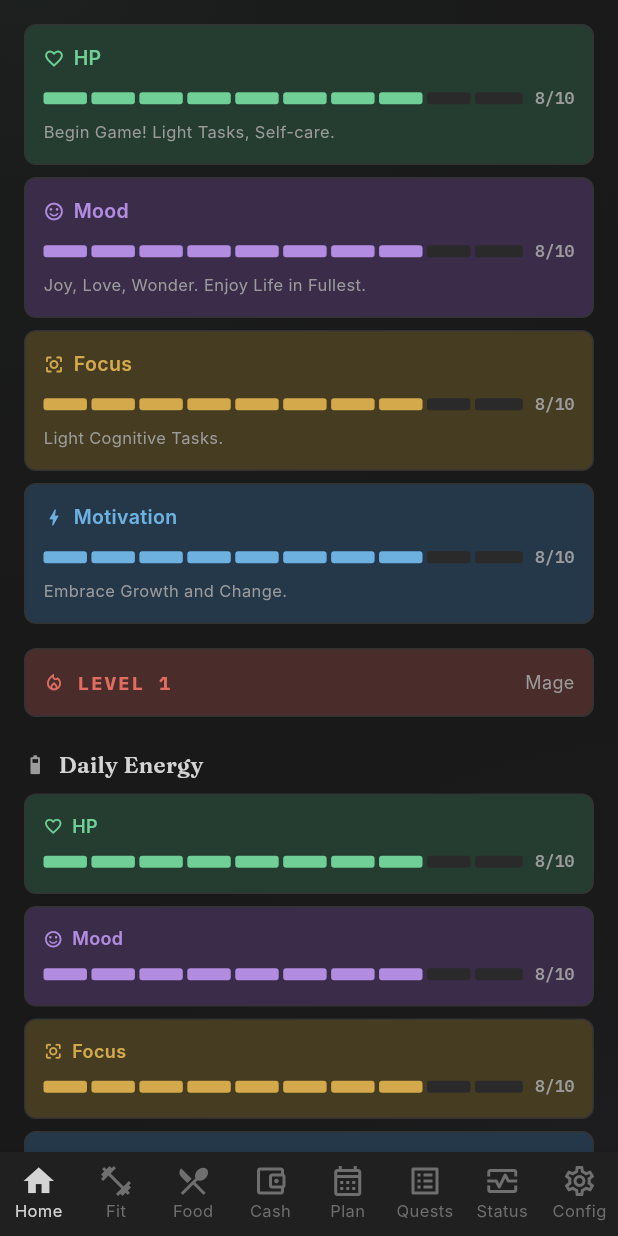
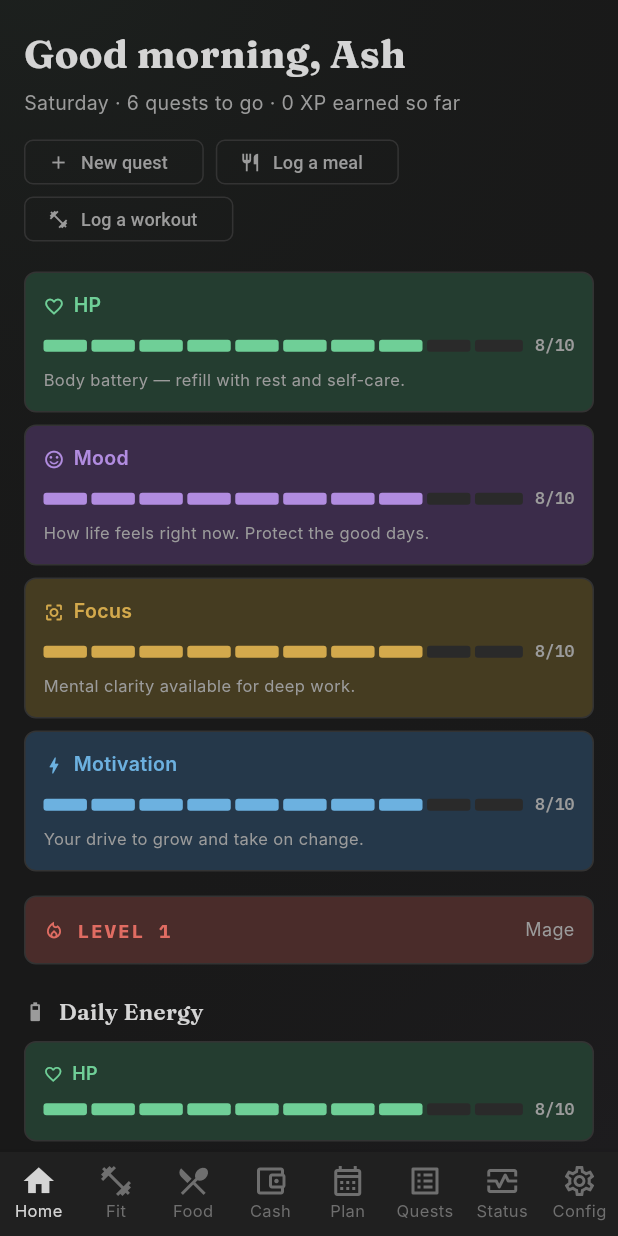
Before and after one commit to francis-p-n/taskAchiever, a Flutter app: the screen it shows after launch, on a phone screen of 412 x 824 dp. Run offline on Flutter 3.47's test engine with Material 3 defaults, Android fonts, the phone set to English and light mode, and no system bars; our stand-ins replace connectivity_plus, dio, fl_chart, flutter_riverpod, go_router, google_fonts and 4 more; missing offline and left inert: health; accounts and stored records are empty; generated files the repository leaves out were written again; network calls fail.

Commit message:
Approachable dashboard: time-of-day greeting with plain-language day status, quick-action buttons, real Recently Completed feed replacing mock task logs, fake tab strip removed, friendlier energy captions

```diff
--- a/apps/flutter/lib/features/dashboard/presentation/dashboard_screen.dart
+++ b/apps/flutter/lib/features/dashboard/presentation/dashboard_screen.dart
@@ -25,6 +25,10 @@ class DashboardScreen extends ConsumerWidget {
   @override
   Widget build(BuildContext context, WidgetRef ref) {
     final player = ref.watch(playerProvider);
+    final openQuests = ref
+        .watch(questsProvider)
+        .where((q) => !q.completed && !q.isSideQuest)
+        .length;
     final isWide = MediaQuery.of(context).size.width > 1000;
 
     return Scaffold(
@@ -33,7 +37,11 @@ class DashboardScreen extends ConsumerWidget {
         child: Column(
           crossAxisAlignment: CrossAxisAlignment.start,
           children: [
-            Reveal(child: _EnergyRow(player: player)),
+            Reveal(
+                child:
+                    _GreetingHeader(player: player, openQuests: openQuests)),
+            const SizedBox(height: 20),
+            Reveal(order: 1, child: _EnergyRow(player: player)),
             const SizedBox(height: 16),
             if (isWide)
               Row(
@@ -41,27 +49,94 @@ class DashboardScreen extends ConsumerWidget {
                 children: [
                   SizedBox(
                       width: 260,
-                      child: Reveal(order: 1, child: _LeftColumn(player: player))),
+                      child: Reveal(order: 2, child: _LeftColumn(player: player))),
                   const SizedBox(width: 16),
                   Expanded(
                       child:
-                          Reveal(order: 2, child: _CenterColumn(player: player))),
+                          Reveal(order: 3, child: _CenterColumn(player: player))),
                   const SizedBox(width: 16),
                   SizedBox(
                       width: 300,
                       child:
-                          Reveal(order: 3, child: _RightColumn(player: player))),
+                          Reveal(order: 4, child: _RightColumn(player: player))),
                 ],
               )
             else ...[
-              Reveal(order: 1, child: _LeftColumn(player: player)),
+              Reveal(order: 2, child: _LeftColumn(player: player)),
               const SizedBox(height: 16),
-              Reveal(order: 2, child: _CenterColumn(player: player)),
+              Reveal(order: 3, child: _CenterColumn(player: player)),
               const SizedBox(height: 16),
-              Reveal(order: 3, child: _RightColumn(player: player)),
+              Reveal(order: 4, child: _RightColumn(player: player)),
             ],
           ],
         ),
+      ),
+    );
+  }
+}
+
+// ---------------------------------------------------------------------------
+// Greeting: who you are, where today stands, what to do next
+// ---------------------------------------------------------------------------
+
+class _GreetingHeader extends StatelessWidget {
+  final Player player;
+  final int openQuests;
+
+  const _GreetingHeader({required this.player, required this.openQuests});
+
+  String get _greeting {
+    final hour = DateTime.now().hour;
+    if (hour < 5) return 'Up late';
+    if (hour < 12) return 'Good morning';
+    if (hour < 17) return 'Good afternoon';
+    return 'Good evening';
+  }
+
+  String get _status {
+    final day = _weekdayName(DateTime.now().weekday);
+    if (openQuests == 0) {
+      return '$day · all quests clear — enjoy the day.';
+    }
+    final quests = openQuests == 1 ? '1 quest' : '$openQuests quests';
+    return '$day · $quests to go · ${player.xpToday} XP earned so far';
+  }
+
+  @override
+  Widget build(BuildContext context) {
+    return Column(
+      crossAxisAlignment: CrossAxisAlignment.start,
+      children: [
+        Text('$_greeting, ${player.name}',
+            style: NotionType.display(size: 26, weight: FontWeight.w700)),
+        const SizedBox(height: 4),
+        Text(_status,
+            style:
+                const TextStyle(fontSize: 13, color: NotionColors.textMuted)),
+        const SizedBox(height: 14),
+        Wrap(
+          spacing: 8,
+          runSpacing: 8,
+          children: [
+            _quickAction(context, Icons.add, 'New quest', '/quests'),
+            _quickAction(
+                context, Icons.restaurant_outlined, 'Log a meal', '/food'),
+            _quickAction(context, Icons.fitness_center_outlined,
+                'Log a workout', '/fitness'),
+          ],
+        ),
+      ],
+    );
+  }
+
+  Widget _quickAction(
+      BuildContext context, IconData icon, String label, String route) {
+    return SizedBox(
+      height: 30,
+      child: OutlinedButton.icon(
+        onPressed: () => context.go(route),
+        icon: Icon(icon, size: 14),
+        label: Text(label, style: const TextStyle(fontSize: 12)),
       ),
     );
   }
@@ -392,47 +467,6 @@ class _CenterColumn extends ConsumerWidget {
             child: const Text('View all',
                 style:
                     TextStyle(fontSize: 12, color: NotionColors.textMuted)),
-          ),
-        ),
-        // Plan / Today / Done tab strip, as on the template's quest board.
-        Padding(
-          padding: const EdgeInsets.only(bottom: 10),
-          child: Row(
-            children: [
-              for (final (label, active) in const [
-                ('Plan', false),
-                ('Today', true),
-                ('Done', false),
-              ])
-                Padding(
-                  padding: const EdgeInsets.only(right: 8),
-                  child: InkWell(
-                    borderRadius: BorderRadius.circular(4),
-                    onTap: () => context.go('/quests'),
-                    child: Container(
-                      padding: const EdgeInsets.symmetric(
-                          horizontal: 10, vertical: 4),
-                      decoration: BoxDecoration(
-                        color: active
-                            ? NotionColors.surfaceHover
-                            : Colors.transparent,
-                        borderRadius: BorderRadius.circular(4),
-                      ),
-                      child: Text(
-                        label,
-                        style: TextStyle(
-                          fontSize: 12,
-                          fontWeight:
-                              active ? FontWeight.w600 : FontWeight.w400,
-                          color: active
-                              ? NotionColors.textPrimary
-                              : NotionColors.textMuted,
-                        ),
-                      ),
-                    ),
-                  ),
-                ),
-            ],
           ),
         ),
         _TodaysQuests(),
@@ -825,22 +859,9 @@ class _RightColumn extends ConsumerWidget {
             icon: Icons.local_fire_department_outlined, title: 'Streak'),
         const _StreakCard(),
         const SizedBox(height: 16),
-        const NotionSectionTitle(icon: Icons.notes_outlined, title: 'Task Logs'),
-        NotionCard(
-          padding: EdgeInsets.zero,
-          child: Column(
-            children: [
-              _logRow('Morning Gym', '+Strength', NotionColors.green,
-                  NotionColors.greenBg),
-              const Divider(height: 1),
-              _logRow('Morning Meditation', '+Psyche', NotionColors.purple,
-                  NotionColors.purpleBg),
-              const Divider(height: 1),
-              _logRow('Deep Work', '+Intel', NotionColors.blue,
-                  NotionColors.blueBg),
-            ],
-          ),
-        ),
+        const NotionSectionTitle(
+            icon: Icons.history_outlined, title: 'Recently Completed'),
+        const _RecentCompletions(),
       ],
     );
   }
@@ -877,14 +898,57 @@ class _RightColumn extends ConsumerWidget {
     );
   }
 
-  static Widget _logRow(String name, String tag, Color color, Color bg) {
-    return Padding(
-      padding: const EdgeInsets.symmetric(horizontal: 12, vertical: 8),
-      child: Row(
-        mainAxisAlignment: MainAxisAlignment.spaceBetween,
+}
+
+/// What actually got done today, from the same provider as the quest board —
+/// the mock log rows are gone, this is the player's real trail.
+class _RecentCompletions extends ConsumerWidget {
+  const _RecentCompletions();
+
+  @override
+  Widget build(BuildContext context, WidgetRef ref) {
+    final done =
+        ref.watch(questsProvider).where((q) => q.completed).take(4).toList();
+
+    if (done.isEmpty) {
+      return const NotionCard(
+        child: Text(
+          'Nothing finished yet — pick an easy quest to get rolling.',
+          style: TextStyle(fontSize: 12, color: NotionColors.textFaint),
+        ),
+      );
+    }
+
+    return NotionCard(
+      padding: EdgeInsets.zero,
+      child: Column(
         children: [
-          Text(name, style: const TextStyle(fontSize: 12)),
-          NotionTag(text: tag, color: color, bgColor: bg),
+          for (var i = 0; i < done.length; i++) ...[
+            if (i > 0) const Divider(height: 1),
+            Padding(
+              padding:
+                  const EdgeInsets.symmetric(horizontal: 12, vertical: 8),
+              child: Row(
+                mainAxisAlignment: MainAxisAlignment.spaceBetween,
+                children: [
+                  Expanded(
+                    child: Text(
+                      done[i].title,
+                      maxLines: 1,
+                      overflow: TextOverflow.ellipsis,
+                      style: const TextStyle(fontSize: 12),
+                    ),
+                  ),
+                  const SizedBox(width: 8),
+                  NotionTag(
+                    text: '+${done[i].area.label}',
+                    color: _RightColumn._areaColor(done[i].area),
+                    bgColor: NotionColors.surfaceHover,
+                  ),
+                ],
+              ),
+            ),
+          ],
         ],
       ),
     );
--- a/apps/flutter/lib/features/player/domain/player.dart
+++ b/apps/flutter/lib/features/player/domain/player.dart
@@ -36,13 +36,13 @@ extension EnergyX on Energy {
   String get caption {
     switch (this) {
       case Energy.hp:
-        return 'Begin Game! Light Tasks, Self-care.';
+        return 'Body battery — refill with rest and self-care.';
       case Energy.mood:
-        return 'Joy, Love, Wonder. Enjoy Life in Fullest.';
+        return 'How life feels right now. Protect the good days.';
       case Energy.focus:
-        return 'Light Cognitive Tasks.';
+        return 'Mental clarity available for deep work.';
       case Energy.motivation:
-        return 'Embrace Growth and Change.';
+        return 'Your drive to grow and take on change.';
     }
   }
 
```
